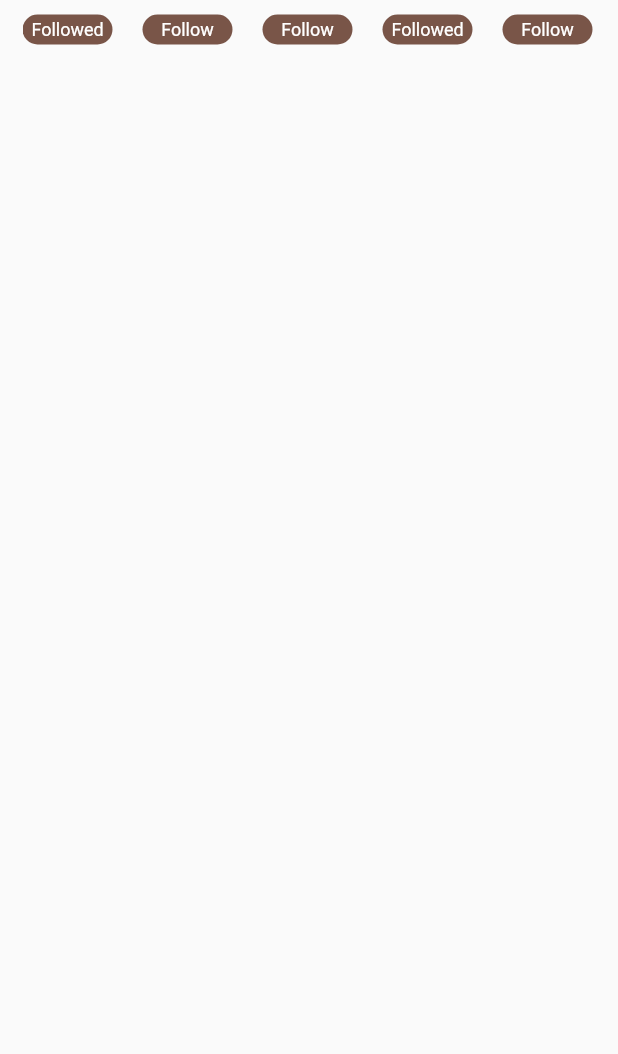
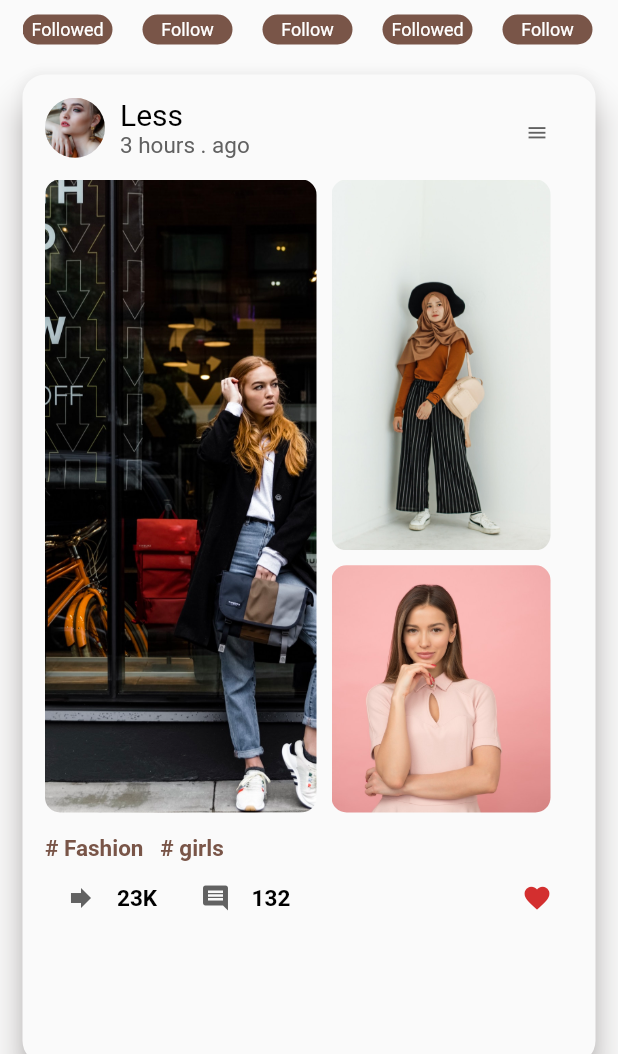
Before and after one commit to yhabbeh/Flutter_UI, a Flutter app: the HomePageFashion screen opened directly, on a phone screen of 412 x 824 dp, the part 182-1236 px from its top. Run offline on Flutter 3.47's test engine with Material 2 defaults, Android fonts, the phone set to English and light mode, and no system bars; missing offline and left inert: dart:html; Roboto replaces fonts that are missing (Quicksand); project files that could hold a hidden picture were left out.

Commit message:
30/3/2022

```diff
--- a/lib/fashion_designs/home_page_fasion.dart
+++ b/lib/fashion_designs/home_page_fasion.dart
@@ -1,5 +1,6 @@
 import 'package:flutter/material.dart';
 import 'package:mian/fashion_designs/widget/build_circle_bar.dart';
+import 'package:mian/fashion_designs/widget/build_post_blocks.dart';
 
 class HomePageFashion extends StatefulWidget {
   const HomePageFashion({Key? key}) : super(key: key);
@@ -9,29 +10,36 @@ class HomePageFashion extends StatefulWidget {
 }
 
 class _HomePageFashionState extends State<HomePageFashion> {
-  List<String> model=
-  [
+
+
+  List<String> model = [
     "assets/model1.jpeg",
     "assets/model2.jpeg",
     "assets/model3.jpeg",
   ];
+  List<String> names = [
+    "Less",
+    "Mary",
+    "jolly",
+  ];
+  List<String> modelgrid = [
+    "assets/modelgrid1.jpeg",
+    "assets/modelgrid2.jpeg",
+    "assets/modelgrid3.jpeg",
+  ];
 
-    List<String> logo=
-  [
+  List<String> logo = [
     "assets/louisvuitton.jpg",
     "assets/chloelogo.png",
     "assets/chanellogo.jpg",
   ];
-
-
-
 
   @override
   Widget build(BuildContext context) {
     double width = MediaQuery.of(context).size.width;
     double height = MediaQuery.of(context).size.height;
     return Scaffold(
-      appBar:  AppBar(
+      appBar: AppBar(
         elevation: 0,
         backgroundColor: Colors.white,
         title: const Text(
@@ -43,41 +51,58 @@ class _HomePageFashionState extends State<HomePageFashion> {
               fontWeight: FontWeight.bold),
         ),
         actions: [
-          IconButton(icon: Icon(Icons.camera,color: Colors.grey.shade900,),onPressed: (){}) ,
+          IconButton(
+              icon: Icon(
+                Icons.camera,
+                color: Colors.grey.shade900,
+              ),
+              onPressed: () {}),
           const SizedBox(width: 15),
         ],
       ),
-
-      body: Container(
+      body: SizedBox(
         width: width,
         child: ListView(
-          padding: EdgeInsets.all(15),
+          padding: const EdgeInsets.all(15),
           shrinkWrap: true,
           children: [
-            Container(
-              height: height,
+            SizedBox(
+              height: 90,
               width: width,
-              child:
-              ListView.separated(
+              child: ListView.separated(
                 shrinkWrap: true,
                 scrollDirection: Axis.horizontal,
                 separatorBuilder: (BuildContext context, int index) {
                   return const SizedBox(width: 20);
                 },
-                itemCount:  model.length*4,
+                itemCount: model.length * 4,
                 itemBuilder: (BuildContext context, int index) {
-                  return   buildAvatarCircleBar(
-                      isFollowed: index%3==0?true:false,
-                      imgPath: model[index%model.length],
-                      logos: logo[index%logo.length]
-                  );
+                  return buildAvatarCircleBar(
+                      isFollowed: index % 3 == 0 ? true : false,
+                      imgPath: model[index % model.length],
+                      logos: logo[index % logo.length]);
                 },
               ),
+            ),
+            const SizedBox(height: 10),
 
-
-
+            ListView.separated(
+              shrinkWrap: true,
+                itemCount: modelgrid.length*2,
+                itemBuilder:  (context, index) =>
+              buildPostBlock(
+                  width: width,
+                  height: height,
+                  imgPath1: modelgrid[index%model.length],
+                  imgPath2: modelgrid[(index%model.length+1)%model.length],
+                  imgPath3: modelgrid[(index%model.length+2)%model.length],
+                  avatarPath: model[index%(model.length)],
+                  avatarName: names[index%(names.length)],
+                  hashtags: "# Fashion   # girls",
+                  times: modelgrid.length), separatorBuilder: (BuildContext context, int index) {
+                return const SizedBox(height:10);
+            },
             )
-
           ],
         ),
       ),
--- /dev/null
+++ b/lib/fashion_designs/widget/build_post_blocks.dart
@@ -0,0 +1,154 @@
+import 'package:flutter/material.dart';
+
+Widget buildPostBlock({
+  required double width,
+  required double height,
+  required String imgPath1,
+  required String imgPath2,
+  required String imgPath3,
+  required String avatarPath,
+  required String avatarName,
+  required String hashtags,
+  required int times,
+}) {
+  return Material(
+    elevation:10,
+    shadowColor: Colors.brown.shade900,
+    // color: Colors.red,
+    borderRadius: BorderRadius.circular(15),
+    child: Container(
+      width: width,
+      height: height * 0.8,
+      padding: const EdgeInsets.all(15),
+      decoration: BoxDecoration(
+        borderRadius: BorderRadius.circular(10),
+      ),
+      child: Column(
+        children: [
+          Stack(
+            children: [
+              Row(
+                children: [
+                  Container(
+                    width: 40,
+                    height: 40,
+                    decoration: BoxDecoration(
+                        borderRadius: BorderRadius.circular(20),
+                        image: DecorationImage(
+                          image: AssetImage(avatarPath),
+                          fit: BoxFit.cover,
+                        )),
+                  ), //avatar
+                  const SizedBox(width: 10),
+                  Column(
+                    crossAxisAlignment: CrossAxisAlignment.start,
+                    children: [
+                      Text(
+                        avatarName,
+                        style: const TextStyle(
+                            fontSize: 20,
+                            fontFamily: "Quicksand",
+                            color: Colors.black),
+                      ),
+                      Text(
+                        times.toString() +
+                            " hour" +
+                            (times > 1 ? "s " : " ") +
+                            ". ago ",
+                        style: TextStyle(
+                            fontSize: 15,
+                            fontFamily: "Quicksand",
+                            color: Colors.grey.shade700),
+                      ),
+                    ],
+                  ),
+                  SizedBox(
+                    width: width-300,
+                  ),
+
+                ],
+              ),
+              Positioned(
+                top: 0,
+                right: 0,
+                child: IconButton( onPressed: (){}, iconSize: 15,icon: Icon(Icons.menu,color: Colors.grey.shade700),
+                ),
+              )
+            ],
+          ),
+          const SizedBox(height: 14,),
+          Row(
+            mainAxisAlignment: MainAxisAlignment.start,
+            crossAxisAlignment: CrossAxisAlignment.start,
+            children: [
+              Container(
+                height: height*0.5+10,
+                width: width*0.5-25,
+                decoration: BoxDecoration(
+                  borderRadius: BorderRadius.circular(10),image: DecorationImage(
+                  image: AssetImage(imgPath1),fit: BoxFit.cover,
+                )
+                ),
+              ),
+              const SizedBox(width:10,),
+              Column(
+                children: [
+                  Container(
+                    height: height * 0.3,
+                    width: width*0.5-60,
+                    decoration: BoxDecoration(
+                        borderRadius: BorderRadius.circular(10),image: DecorationImage(
+                      image: AssetImage(imgPath2),fit: BoxFit.cover,
+                    )
+                    ),
+                  ),
+                  const SizedBox(height :10,),
+                  Container(
+                    height: height * 0.2,
+                    width: width*0.5-60,
+                    decoration: BoxDecoration(
+                        borderRadius: BorderRadius.circular(10),image: DecorationImage(
+                      image: AssetImage(imgPath3),fit: BoxFit.cover,
+                    )
+                    ),
+                  ),
+                ],
+              )
+            ],
+
+
+
+          ), // images
+          const SizedBox(height: 15  ),
+          Column(
+            crossAxisAlignment: CrossAxisAlignment.start,
+            children: [
+              Text(hashtags,style: const TextStyle(color: Colors.brown,fontSize: 15,fontWeight: FontWeight.bold)) ,
+
+              Row(mainAxisAlignment: MainAxisAlignment.spaceBetween,
+                children: [
+                  Row(
+
+                    children: [
+                      IconButton(onPressed: (){},iconSize: 20, icon: Icon(Icons.forward,color: Colors.grey.shade700,), ),
+                      const Text("23K",style: TextStyle(color: Colors.black,fontSize: 15,fontWeight: FontWeight.bold)),
+                      const SizedBox(width : 15  ),
+
+                      IconButton(onPressed: (){},iconSize: 20, icon: Icon(Icons.comment,color: Colors.grey.shade700,), ),
+                      const Text("132",style: TextStyle(color: Colors.black,fontSize: 15,fontWeight: FontWeight.bold)),
+                      const SizedBox(width : 15  ),
+
+
+                    ],
+                  ),
+                  IconButton(onPressed: (){},iconSize: 20, icon: Icon(Icons.favorite,color: Colors.red.shade700,), ),
+
+                ],
+              )
+            ],
+          )
+        ],
+      ),
+    ),
+  );
+}
--- a/lib/social_media/home_page_social.dart
+++ b/lib/social_media/home_page_social.dart
@@ -1,4 +1,3 @@
-import 'package:flutter/cupertino.dart';
 import 'package:flutter/material.dart';
 import 'package:mian/social_media/widget/style_row.dart';
 import 'package:mian/social_media/widget/build_circle_available_bar.dart';
@@ -42,7 +41,7 @@ class _HomePageState extends State<HomePage> {
         ),
         leading: IconButton(
           onPressed: () {},
-          icon: Icon(
+          icon: const Icon(
             Icons.menu,
             color: Colors.black,
           ),
@@ -109,20 +108,20 @@ class _HomePageState extends State<HomePage> {
               ],
             ), //horizontal
           ), //horizontal
-          SizedBox(
+          const SizedBox(
             height: 20,
           ),
 
 
           Padding(
             padding: const EdgeInsets.all(15.0),
-            child: Container(
+            child: SizedBox(
               width: width,
               child: Row(
                 mainAxisAlignment: MainAxisAlignment.spaceBetween,
                 crossAxisAlignment: CrossAxisAlignment.start,
                 children: [
-                  Container(
+                  SizedBox(
                     width: width*0.45,
                     child: ListView.separated(
                         shrinkWrap: true,
--- a/lib/social_media/widget/style_row.dart
+++ b/lib/social_media/widget/style_row.dart
@@ -1,4 +1,3 @@
-import 'package:flutter/cupertino.dart';
 import 'package:flutter/material.dart';
 
 Widget firstStyleRow(
```
Lines whose indentation alone changed are shown as unchanged.
